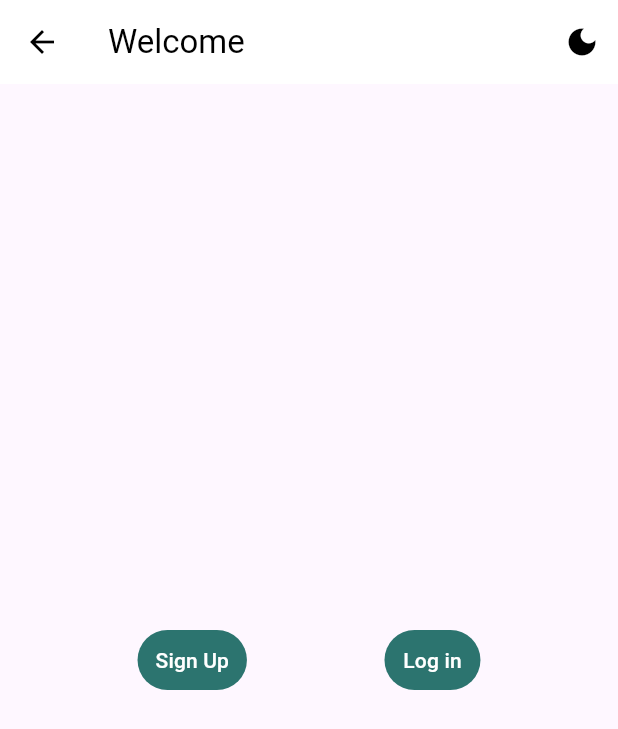
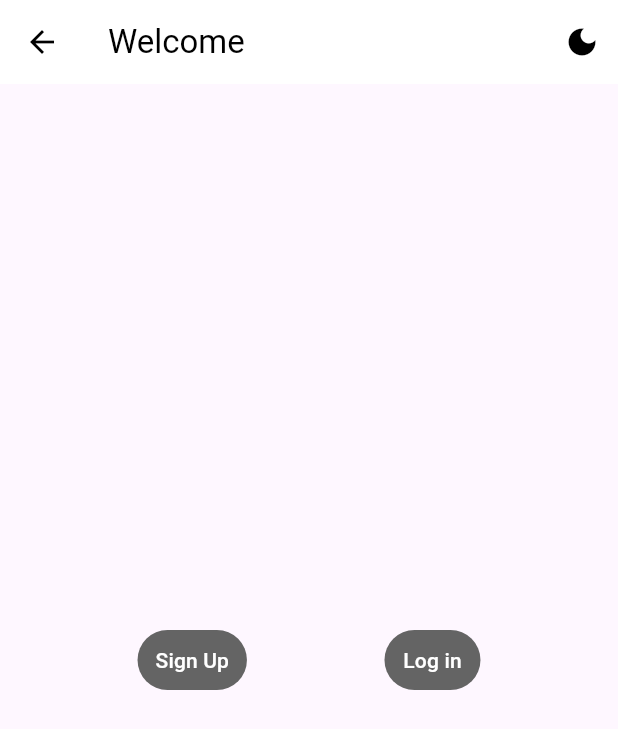
Before and after one commit to unibuc-cs/software-engineering-product-panic-driven-development, a Flutter app: the Menu screen opened directly, after a tap on the "logout" icon, on a phone screen of 412 x 824 dp. Shown: the top 729 px of the screen. Run offline on Flutter 3.47's test engine with Material 3 defaults, Android fonts, the phone set to English and light mode, and no system bars; our stand-ins replace adaptive_theme, bloc, equatable, flutter_bloc; missing offline and left inert: axios_package, dotenv, mutex, pair; statements that could not run were skipped.

Commit message:
Worked on navigation buttons theme. Not final

```diff
--- a/lib/Main.dart
+++ b/lib/Main.dart
@@ -1,3 +1,5 @@
+import 'package:mediamaster/Widgets/themes.dart';
+
 import 'Helpers/database.dart';
 import 'package:dotenv/dotenv.dart';
 import 'package:flutter/material.dart';
@@ -78,32 +80,38 @@ class HomeState extends State<Home> {
           children: [
             TextButton(
               onPressed: () {
-                Navigator.of(context).push(MaterialPageRoute(
+                Navigator
+                  .of(context)
+                  .push(
+                    MaterialPageRoute(
                       builder: (context) => BlocProvider(
                         create: (context) => SignUpBloc(),
                         child: const SignUpScreen(),
-                        )));
+                      )
+                    )
+                  );
               },
-              style: ButtonStyle(
-                backgroundColor: WidgetStateProperty.all<Color>(
-                    const Color.fromARGB(219, 10, 94, 87)),
-                foregroundColor: WidgetStateProperty.all<Color>(Colors.white),
-              ),
+              style: navigationButton(context)
+                .filledButtonTheme
+                .style,
               child: const Text('Sign Up'),
             ),
             TextButton(
               onPressed: () {
-                Navigator.of(context).push(MaterialPageRoute(
+                Navigator
+                  .of(context)
+                  .push(
+                    MaterialPageRoute(
                       builder: (context) => BlocProvider(
                             create: (context) => LoginBloc(),
                             child: const LoginScreen(),
-                        )));
+                      )
+                    )
+                  );
               },
-              style: ButtonStyle(
-                backgroundColor: WidgetStateProperty.all<Color>(
-                    const Color.fromARGB(219, 10, 94, 87)),
-                foregroundColor: WidgetStateProperty.all<Color>(Colors.white),
-              ),
+              style: navigationButton(context)
+                .filledButtonTheme
+                .style,
               child: const Text('Log in'),
             ),
           ],
--- a/lib/Menu.dart
+++ b/lib/Menu.dart
@@ -1,3 +1,5 @@
+import 'package:mediamaster/Widgets/themes.dart';
+
 import 'UserSystem.dart';
 
 import 'Main.dart';
@@ -52,8 +54,8 @@ class MenuState extends State<Menu> {
           IconButton(
             onPressed: () {
               AdaptiveTheme.of(context).mode == AdaptiveThemeMode.light
-                  ? AdaptiveTheme.of(context).setDark()
-                  : AdaptiveTheme.of(context).setLight();
+                ? AdaptiveTheme.of(context).setDark()
+                : AdaptiveTheme.of(context).setLight();
             },
             icon: const Icon(Icons.dark_mode),
             tooltip: 'Toggle dark mode',
@@ -63,7 +65,10 @@ class MenuState extends State<Menu> {
                 UserSystem.instance.logout();
                 Navigator.pop(context);
                 Navigator.of(context).push(
-                    MaterialPageRoute(builder: (context) => const Home()));
+                  MaterialPageRoute(
+                    builder: (context) => const Home()
+                  )
+                );
               },
               icon: const Icon(Icons.logout),
               tooltip: 'Log out'),
@@ -79,11 +84,9 @@ class MenuState extends State<Menu> {
                   builder: (context) => Library<Game>(isWishlist: false),
                 ));
               },
-              style: ButtonStyle(
-                backgroundColor: WidgetStateProperty.all<Color>(
-                    const Color.fromARGB(219, 10, 94, 87)),
-                foregroundColor: WidgetStateProperty.all<Color>(Colors.white),
-              ),
+              style: navigationButton(context)
+                .filledButtonTheme
+                .style,
               child: const Text('Games'),
             ),
             TextButton(
@@ -92,11 +95,9 @@ class MenuState extends State<Menu> {
                   builder: (context) => Library<Book>(isWishlist: false),
                 ));
               },
-              style: ButtonStyle(
-                backgroundColor: WidgetStateProperty.all<Color>(
-                    const Color.fromARGB(219, 10, 94, 87)),
-                foregroundColor: WidgetStateProperty.all<Color>(Colors.white),
-              ),
+              style: navigationButton(context)
+                .filledButtonTheme
+                .style,
               child: const Text('Books'),
             ),
             TextButton(
@@ -105,11 +106,9 @@ class MenuState extends State<Menu> {
                   builder: (context) => Library<Anime>(isWishlist: false),
                 ));
               },
-              style: ButtonStyle(
-                backgroundColor: WidgetStateProperty.all<Color>(
-                    const Color.fromARGB(219, 10, 94, 87)),
-                foregroundColor: WidgetStateProperty.all<Color>(Colors.white),
-              ),
+              style: navigationButton(context)
+                .filledButtonTheme
+                .style,
               child: const Text('Anime'),
             ),
             TextButton(
@@ -118,11 +117,9 @@ class MenuState extends State<Menu> {
                   builder: (context) => Library<Manga>(isWishlist: false),
                 ));
               },
-              style: ButtonStyle(
-                backgroundColor: WidgetStateProperty.all<Color>(
-                    const Color.fromARGB(219, 10, 94, 87)),
-                foregroundColor: WidgetStateProperty.all<Color>(Colors.white),
-              ),
+              style: navigationButton(context)
+                .filledButtonTheme
+                .style,
               child: const Text('Manga'),
             ),
             TextButton(
@@ -131,11 +128,9 @@ class MenuState extends State<Menu> {
                   builder: (context) => Library<Movie>(isWishlist: false),
                 ));
               },
-              style: ButtonStyle(
-                backgroundColor: WidgetStateProperty.all<Color>(
-                    const Color.fromARGB(219, 10, 94, 87)),
-                foregroundColor: WidgetStateProperty.all<Color>(Colors.white),
-              ),
+              style: navigationButton(context)
+                .filledButtonTheme
+                .style,
               child: const Text('Movies'),
             ),
             TextButton(
@@ -144,11 +139,9 @@ class MenuState extends State<Menu> {
                   builder: (context) => Library<TVSeries>(isWishlist: false),
                 ));
               },
-              style: ButtonStyle(
-                backgroundColor: WidgetStateProperty.all<Color>(
-                    const Color.fromARGB(219, 10, 94, 87)),
-                foregroundColor: WidgetStateProperty.all<Color>(Colors.white),
-              ),
+              style: navigationButton(context)
+                .filledButtonTheme
+                .style,
               child: const Text('TV Series'),
             ),
           ],
--- a/lib/Widgets/themes.dart
+++ b/lib/Widgets/themes.dart
@@ -2,19 +2,64 @@
 
 import 'package:flutter/material.dart';
 
+// All button styles get set using the filledButtonTheme as that member has a .style property.
 ThemeData greenFillButton(BuildContext context) => ThemeData(
   filledButtonTheme: FilledButtonThemeData(
     style: ButtonStyle(
       backgroundColor: WidgetStatePropertyAll(
         Theme.of(context).brightness == Brightness.light
-        ? Color.fromARGB(255, 10, 210, 10)
-        : Color.fromARGB(255, 0, 150, 0),
+          ? Color.fromARGB(255, 10, 210, 10)
+          : Color.fromARGB(255, 0, 150, 0),
       ),
       foregroundColor: WidgetStatePropertyAll(
         Theme.of(context).brightness == Brightness.light
-        ? Color.fromARGB(255, 32, 32, 64)
-        : Color.fromARGB(255, 255, 255, 255),
+          ? Color.fromARGB(255, 32, 32, 64)
+          : Color.fromARGB(255, 255, 255, 255),
       ),
     ),
   ),
 );
+
+ThemeData redFillButton(BuildContext context) => ThemeData(
+  filledButtonTheme: FilledButtonThemeData(
+    style: ButtonStyle(
+      backgroundColor: WidgetStatePropertyAll(
+        Theme.of(context).brightness == Brightness.light
+          ? Color.fromARGB(255, 220, 20, 20)
+          : Color.fromARGB(255, 255, 0, 0),
+      ),
+      foregroundColor: WidgetStatePropertyAll(
+        Color.fromARGB(255, 255, 255, 255),
+      ),
+    ),
+  ),
+);
+
+ThemeData redNotFilledButton(BuildContext context) => ThemeData(
+  filledButtonTheme: FilledButtonThemeData(
+    style: ButtonStyle(
+      foregroundColor: WidgetStatePropertyAll(
+        Theme.of(context).brightness == Brightness.light
+          ? Color.fromARGB(255, 230, 0, 0)
+          : Color.fromARGB(255, 200, 0, 0),
+      ),
+    ),
+  ),
+);
+
+ThemeData navigationButton(BuildContext context) => ThemeData(
+  filledButtonTheme: FilledButtonThemeData(
+    style: ButtonStyle(
+      backgroundColor: WidgetStatePropertyAll(
+        Theme.of(context).brightness == Brightness.light
+          ? Color.fromARGB(255, 100, 100, 100)
+          : Color.fromARGB(255, 100, 100, 100),
+      ),
+      foregroundColor: WidgetStatePropertyAll(
+        Theme.of(context).brightness == Brightness.light
+          ? Color.fromARGB(255, 255, 255, 255)
+          : Color.fromARGB(255, 255, 255, 255),
+      ),
+    ),
+  ),
+);
```
Also changed, not shown: lib/Auth/login_screen.dart (+4 -4 lines), lib/Auth/signup_screen.dart (+4 -4 lines), lib/Library.dart (+16 -22 lines). Lines whose indentation alone changed are shown as unchanged.
